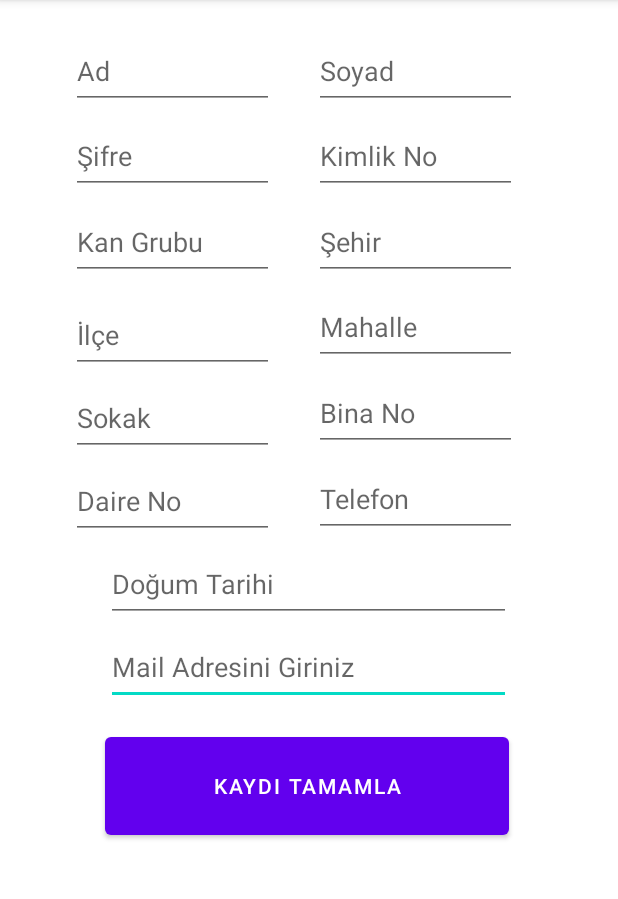
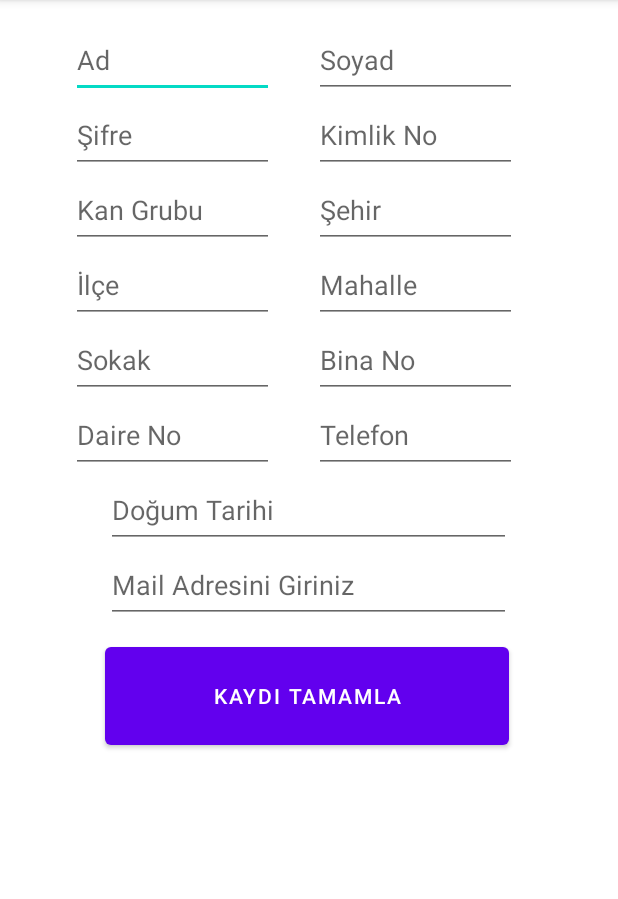
Before and after one commit to Goltons/BloodDonationApplication, an Android app: the RegisterActivity screen opened directly, with no data from a screen before it, on a phone screen of 412 x 824 dp, the part 84-983 px from its top. Run offline under Robolectric (Android 15) with nearby library versions, the phone set to English and light mode, and no system bars; our stand-ins replace Firebase (no records; nobody signed in at launch, a user with empty details on screens opened directly).

Commit message:
Initial commit

```diff
--- a/app/src/main/AndroidManifest.xml
+++ b/app/src/main/AndroidManifest.xml
@@ -42,7 +42,8 @@
         </activity>
         <activity
             android:name=".LoginActivity"
-            android:exported="false" />
+            android:exported="false"
+            />
         <activity
             android:name=".RegisterActivity"
             android:exported="false" />
--- a/app/src/main/java/com/example/blooddonationapplication/ApplyActivity.kt
+++ b/app/src/main/java/com/example/blooddonationapplication/ApplyActivity.kt
@@ -69,7 +69,12 @@ class ApplyActivity : AppCompatActivity() {
                         val intent=Intent(this,ApplymentHistoryActivity::class.java )
                         startActivity(intent)
                     }
+                    else{
                         collectionRef.document(id).collection("donors").add(donor)
+                        val intent=Intent(this,ApplymentHistoryActivity::class.java )
+                        startActivity(intent)
+                    }
+
                 }
                 }
         }
--- a/app/src/main/java/com/example/blooddonationapplication/ApplymentsActivity.kt
+++ b/app/src/main/java/com/example/blooddonationapplication/ApplymentsActivity.kt
@@ -29,8 +29,9 @@ class ApplymentsActivity : AppCompatActivity()  {
         setRecyclerView()
     }
     private fun setRecyclerView() {
-        val query=collectionRef.whereGreaterThan("countOfNeeds",1).orderBy("countOfNeeds")
-            .orderBy("bloodGroup").whereEqualTo("complete",false)
+        val bloodGroup=getSharedPreferences("sharedPrefs", MODE_PRIVATE).getString("bloodGroup","")
+        val query=collectionRef.whereEqualTo("bloodGroup","0RH-").whereGreaterThan("countOfNeeds",1)
+            .whereEqualTo("complete",false)
         val options:FirestoreRecyclerOptions<BloodDonationApplyment> = FirestoreRecyclerOptions.Builder<BloodDonationApplyment>()
             .setQuery(query,BloodDonationApplyment::class.java).build()
         adapter= ApplyAdapter(options)
--- a/app/src/main/res/layout/activity_register.xml
+++ b/app/src/main/res/layout/activity_register.xml
@@ -1,12 +1,17 @@
 <?xml version="1.0" encoding="utf-8"?>
-<androidx.constraintlayout.widget.ConstraintLayout xmlns:android="http://schemas.android.com/apk/res/android"
+<ScrollView xmlns:android="http://schemas.android.com/apk/res/android"
     xmlns:app="http://schemas.android.com/apk/res-auto"
     xmlns:tools="http://schemas.android.com/tools"
     android:layout_width="match_parent"
     android:layout_height="match_parent"
     tools:context=".RegisterActivity"
+    android:scrollbarAlwaysDrawVerticalTrack="true"
+    android:scrollX="@dimen/activity_vertical_margin"
     tools:layout_editor_absoluteX="-14dp"
     tools:layout_editor_absoluteY="28dp">
+<androidx.constraintlayout.widget.ConstraintLayout
+    android:layout_width="match_parent"
+    android:layout_height="wrap_content">
 
     <EditText
         android:id="@+id/email"
@@ -223,3 +228,4 @@
         android:layout_height="wrap_content" />
 
 </androidx.constraintlayout.widget.ConstraintLayout>
+</ScrollView>
```
Also changed, not shown: app/src/main/res/layout/activity_homepage.xml (+3 -14 lines).
